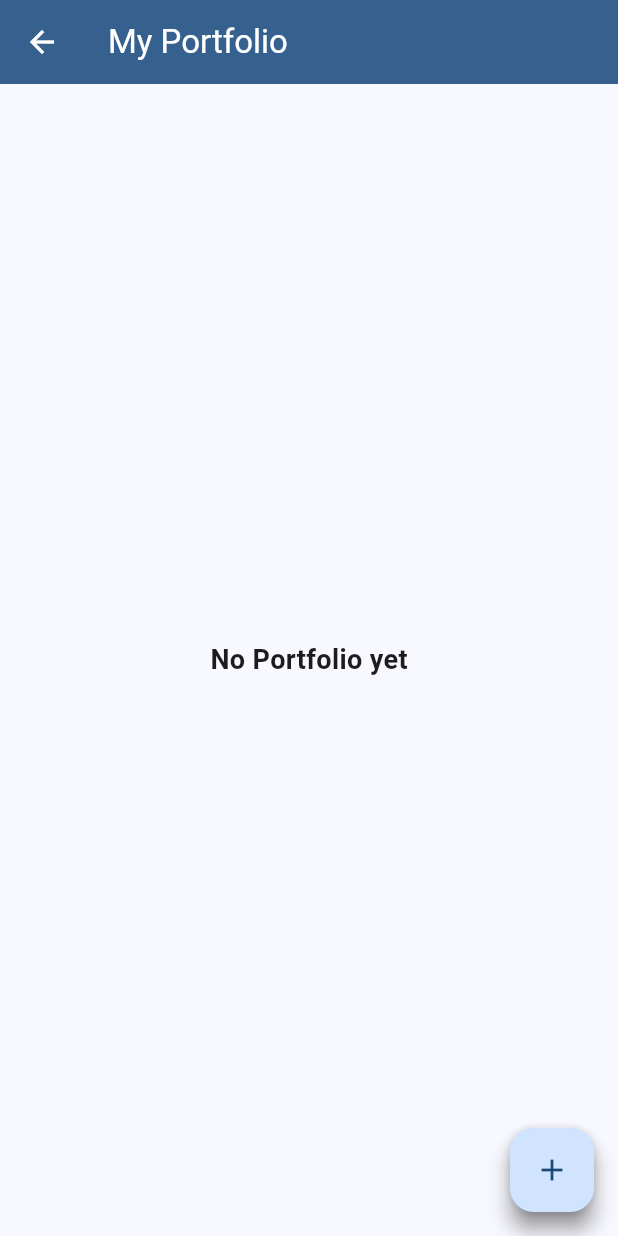
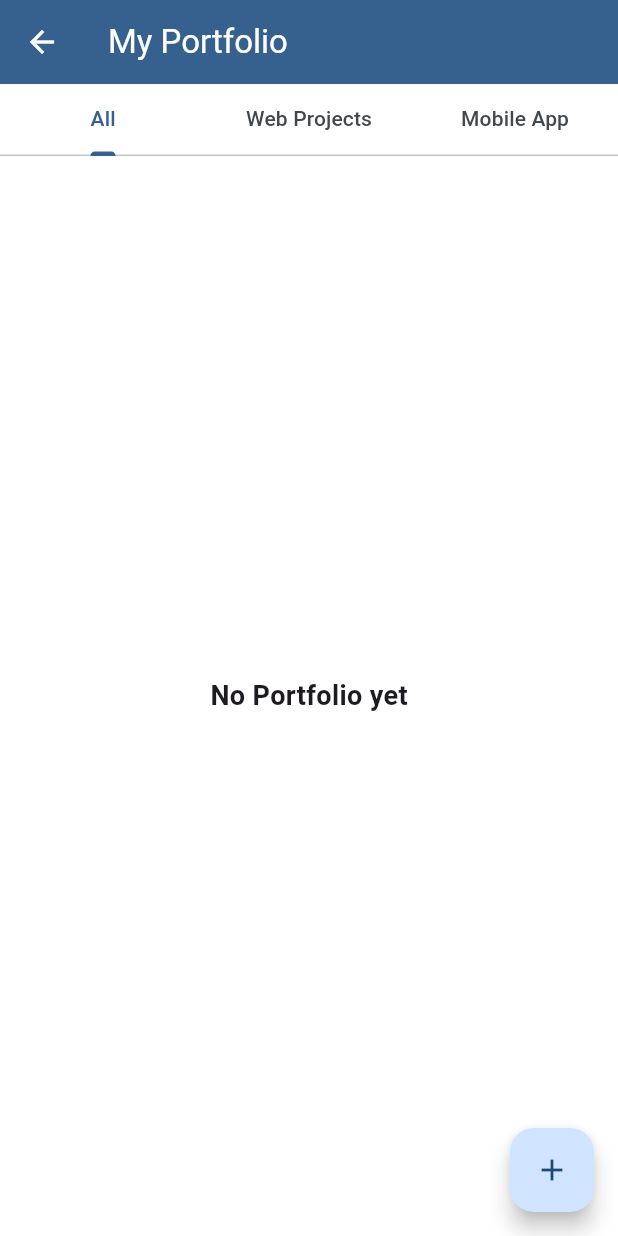
Before and after one commit to hidayattresnadi/Flutter_Project, a Flutter app: the screen it shows after launch, scrolled down 174 dp, after a tap on the "chevron right" icon, on a phone screen of 412 x 824 dp. Run offline on Flutter 3.47's test engine with Material 3 defaults, Android fonts, the phone set to English and light mode, and no system bars; our stand-ins replace fluttertoast, google_fonts, image_picker.

Commit message:
Add Routes and tabs at portfolio screen

```diff
--- a/my_portfolio_app/lib/main.dart
+++ b/my_portfolio_app/lib/main.dart
@@ -2,6 +2,7 @@ import 'package:flutter/material.dart';
 import 'package:google_fonts/google_fonts.dart';
 import 'package:my_portfolio_app/provider/profile_provider.dart';
 import 'package:my_portfolio_app/provider/project_provider.dart';
+import 'package:my_portfolio_app/routes.dart';
 import 'package:my_portfolio_app/screens/contact_screen.dart';
 import 'package:my_portfolio_app/screens/edit_profile_screen.dart';
 import 'package:my_portfolio_app/screens/portfolio_screen.dart';
@@ -20,8 +21,6 @@ void main() {
   );
 }
 
-final PageController _pageController = PageController();
-
 class MyApp extends StatelessWidget {
   const MyApp({super.key});
 
@@ -30,6 +29,7 @@ class MyApp extends StatelessWidget {
     return MaterialApp(
       debugShowCheckedModeBanner: false,
       home: MainScreen(),
+      onGenerateRoute: AppRoutes.generateRoute,
       theme: ThemeData(
         colorScheme: ColorScheme.fromSeed(seedColor: Colors.blue),
         useMaterial3: true,
@@ -48,6 +48,7 @@ class MainScreen extends StatefulWidget {
 
 class _MainScreenState extends State<MainScreen> {
   late int _currentIndex;
+  int _portfolioTabIndex = 0; // <- simpan index tab portfolio
   late PageController _pageController;
 
   @override
@@ -63,15 +64,22 @@ class _MainScreenState extends State<MainScreen> {
     super.dispose();
   }
 
-  final List<Widget> _screens = [
-    ProfileScreen(),
-    PortfolioScreen(withScaffold: false),
-    ContactScreen(),
-  ];
   final List<String> _titles = ['Profile', 'My Portfolio', 'My Contact'];
 
   @override
   Widget build(BuildContext context) {
+    final List<Widget> screens = [
+      ProfileScreen(),
+      PortfolioScreen(
+        withScaffold: false,
+        onTabChanged: (index) {
+          setState(() {
+            _portfolioTabIndex = index;
+          });
+        },
+      ),
+      ContactScreen(),
+    ];
     return Scaffold(
       backgroundColor: Colors.white,
       appBar: AppBar(
@@ -87,19 +95,9 @@ class _MainScreenState extends State<MainScreen> {
             IconButton(
               icon: const Icon(Icons.edit),
               onPressed: () {
-                final profile = context.read<ProfileProvider>().profile;
                 Navigator.push(
                   context,
-                  MaterialPageRoute(
-                    builder: (context) => EditProfileScreen(
-                      name: profile.name,
-                      profession: profile.profession,
-                      email: profile.email,
-                      phone: profile.phone,
-                      address: profile.address,
-                      bio: profile.bio,
-                    ),
-                  ),
+                  MaterialPageRoute(builder: (context) => EditProfileScreen()),
                 );
               },
             ),
@@ -110,9 +108,12 @@ class _MainScreenState extends State<MainScreen> {
         onPageChanged: (index) {
           setState(() {
             _currentIndex = index;
+            if (index == 1) {
+              _portfolioTabIndex = 0; // reset ke tab awal
+            }
           });
         },
-        children: _screens, // list of widgets
+        children: screens, // list of widgets
       ),
 
       bottomNavigationBar: BottomNavigationBar(
@@ -138,6 +139,40 @@ class _MainScreenState extends State<MainScreen> {
           ),
         ],
       ),
+      floatingActionButton: _currentIndex == 1 && _portfolioTabIndex == 0
+          ? FloatingActionButton(
+              onPressed: () {
+                Navigator.pushNamed(context, AppRoutes.addPortfolio);
+              },
+              child: const Icon(Icons.add),
+            )
+          : null,
+      drawer: Drawer(
+        child: ListView(
+          padding: EdgeInsets.zero,
+          children: [
+            DrawerHeader(
+              decoration: BoxDecoration(
+                color: Theme.of(context).colorScheme.primary,
+              ),
+              child: Text(
+                'Drawer Menu',
+                style: TextStyle(color: Colors.white, fontSize: 24),
+              ),
+            ),
+            ListTile(
+              leading: Icon(Icons.settings),
+              title: Text('SettingsPage'),
+              onTap: () => Navigator.pushNamed(context, AppRoutes.settingPage),
+            ),
+            ListTile(
+              leading: Icon(Icons.info),
+              title: Text('AboutPage'),
+              onTap: () => Navigator.pushNamed(context, AppRoutes.aboutPage),
+            ),
+          ],
+        ),
+      ),
     );
   }
 }
--- a/my_portfolio_app/lib/provider/project_provider.dart
+++ b/my_portfolio_app/lib/provider/project_provider.dart
@@ -82,6 +82,5 @@ class ProjectFormProvider with ChangeNotifier {
     linkController.clear();
     techController.clear();
     _imageError = null;
-    notifyListeners();
   }
 }
--- /dev/null
+++ b/my_portfolio_app/lib/routes.dart
@@ -0,0 +1,34 @@
+import 'package:flutter/material.dart';
+import 'package:my_portfolio_app/main.dart';
+import 'package:my_portfolio_app/screens/about_screen.dart';
+import 'package:my_portfolio_app/screens/add_portfolio_form.dart';
+import 'package:my_portfolio_app/screens/edit_profile_screen.dart';
+import 'package:my_portfolio_app/screens/portfolio_screen.dart';
+import 'package:my_portfolio_app/screens/settings_screen.dart';
+
+class AppRoutes {
+  static const settingPage = '/settings';
+  static const aboutPage = '/about';
+  static const editProfile = '/edit_profile';
+  static const addPortfolio = '/add_portfolio';
+  static const portfolioList = '/list_portfolio';
+
+  static Route<dynamic> generateRoute(RouteSettings settings) {
+    switch (settings.name) {
+      case settingPage:
+        return MaterialPageRoute(builder: (_) => SettingsScreen());
+      case aboutPage:
+        return MaterialPageRoute(builder: (_) => AboutScreen());
+      case editProfile:
+        return MaterialPageRoute(builder: (_) => EditProfileScreen());
+      case addPortfolio:
+        return MaterialPageRoute(builder: (_) => PortfolioFormScreen());
+      case portfolioList:
+        return MaterialPageRoute(
+          builder: (_) => PortfolioScreen(withScaffold: true),
+        );
+      default:
+        return MaterialPageRoute(builder: (_) => MainScreen());
+    }
+  }
+}
--- a/my_portfolio_app/lib/screens/portfolio_screen.dart
+++ b/my_portfolio_app/lib/screens/portfolio_screen.dart
@@ -3,7 +3,7 @@ import 'dart:io';
 import 'package:flutter/material.dart';
 import 'package:my_portfolio_app/models/project_model.dart';
 import 'package:my_portfolio_app/provider/project_provider.dart';
-import 'package:my_portfolio_app/screens/add_portfolio_form.dart';
+import 'package:my_portfolio_app/routes.dart';
 import 'package:provider/provider.dart';
 import 'package:flutter_staggered_grid_view/flutter_staggered_grid_view.dart';
 import 'package:google_fonts/google_fonts.dart';
@@ -95,20 +95,52 @@ Widget buildProjectCard(BuildContext context, Project project) {
   );
 }
 
-class PortfolioScreen extends StatelessWidget {
+class PortfolioScreen extends StatefulWidget {
   final bool withScaffold;
-  const PortfolioScreen({this.withScaffold = false, super.key});
+  final ValueChanged<int>? onTabChanged;
+
+  const PortfolioScreen({
+    this.withScaffold = false,
+    this.onTabChanged,
+    super.key,
+  });
+
+  @override
+  State<PortfolioScreen> createState() => _PortfolioScreenState();
+}
+
+class _PortfolioScreenState extends State<PortfolioScreen> {
+  int _currentIndex = 0;
 
   @override
   Widget build(BuildContext context) {
     final projects = context.watch<ProjectFormProvider>().projects;
-    return withScaffold == true
-        ? portFolioScaffold(context: context, projects: projects)
-        : buildPortfolioBody(context: context, projects: projects);
+
+    return widget.withScaffold
+        ? portFolioScaffold(
+            context: context,
+            projects: projects,
+            currentIndex: _currentIndex,
+            onTabChanged: (index) {
+              setState(() {
+                _currentIndex = index;
+              });
+            },
+          )
+        : buildPortfolioBody(
+            context: context,
+            projects: projects,
+            onTabChanged: widget.onTabChanged,
+          );
   }
 }
 
-Widget portFolioScaffold({context, projects}) {
+Widget portFolioScaffold({
+  required BuildContext context,
+  required List projects,
+  required int currentIndex,
+  required Function(int) onTabChanged,
+}) {
   return Scaffold(
     backgroundColor: Colors.white,
     appBar: AppBar(
@@ -116,25 +148,81 @@ Widget portFolioScaffold({context, projects}) {
       backgroundColor: Theme.of(context).colorScheme.primary,
       foregroundColor: Colors.white,
     ),
-    body: buildPortfolioBody(context: context, projects: projects),
-    floatingActionButton: FloatingActionButton(
+    body: buildPortfolioBody(
+      context: context,
+      projects: projects,
+      onTabChanged: onTabChanged,
+    ),
+    floatingActionButton: currentIndex == 0
+        ? FloatingActionButton(
             onPressed: () {
-        // Navigasi ke AddPortfolioScreen
-        Navigator.push(
+              Navigator.pushNamed(context, AppRoutes.addPortfolio);
+            },
+            child: const Icon(Icons.add),
+          )
+        : null,
+  );
+}
+
+Widget buildPortfolioBody({
   context,
-          MaterialPageRoute(builder: (context) => const PortfolioFormScreen()),
+  projects,
+  ValueChanged<int>? onTabChanged,
+}) {
+  return DefaultTabController(
+    length: 3,
+    child: Builder(
+      builder: (context) {
+        final controller = DefaultTabController.of(context);
+        controller.addListener(() {
+          if (!controller.indexIsChanging && onTabChanged != null) {
+            onTabChanged(controller.index); // kirim index balik
+          }
+        });
+
+        return Column(
+          children: [
+            const TabBar(
+              tabs: [
+                Tab(text: 'All'),
+                Tab(text: 'Web Projects'),
+                Tab(text: 'Mobile App'),
+              ],
+            ),
+            Expanded(
+              child: TabBarView(
+                children: [
+                  buildProjectGrid(context: context, projects: projects),
+                  buildProjectGrid(
+                    context: context,
+                    projects: projects
+                        .where((p) => p.category == 'Web Development')
+                        .toList(),
+                  ),
+                  buildProjectGrid(
+                    context: context,
+                    projects: projects
+                        .where((p) => p.category == 'Mobile App')
+                        .toList(),
+                  ),
+                ],
+              ),
+            ),
+          ],
         );
       },
-      child: const Icon(Icons.add),
     ),
   );
 }
 
-Widget buildPortfolioBody({context, projects}) {
+Widget buildProjectGrid({
+  required BuildContext context,
+  required List projects,
+}) {
   return LayoutBuilder(
     builder: (context, constraints) {
       final screenWidth = constraints.maxWidth;
-      // final crossAxisCount = screenWidth < 600 ? 1 : 2;
+
       int crossAxisCount;
       if (screenWidth < 600) {
         crossAxisCount = 1; // HP
@@ -143,13 +231,13 @@ Widget buildPortfolioBody({context, projects}) {
       } else {
         crossAxisCount = 3; // Desktop
       }
+
       final spacing = 16 * (crossAxisCount - 1);
       final itemWidth = (screenWidth - spacing) / crossAxisCount;
       final itemHeight = 501.0; // tinggi fix
       final childAspectRatio = itemWidth / itemHeight;
 
-      return Scaffold(
-        body: projects.length > 0
+      return projects.isNotEmpty
           ? SingleChildScrollView(
               padding: const EdgeInsets.all(16),
               child: MasonryGridView.count(
@@ -157,7 +245,7 @@ Widget buildPortfolioBody({context, projects}) {
                 mainAxisSpacing: 16,
                 crossAxisSpacing: 16,
                 shrinkWrap: true,
-                  physics: NeverScrollableScrollPhysics(),
+                physics: const NeverScrollableScrollPhysics(),
                 itemCount: projects.length,
                 itemBuilder: (context, index) =>
                     buildProjectCard(context, projects[index]),
@@ -179,24 +267,10 @@ Widget buildPortfolioBody({context, projects}) {
               //   },
               // ),
             )
-            : Center(
+          : const Center(
               child: Text(
                 'No Portfolio yet',
                 style: TextStyle(fontSize: 18, fontWeight: FontWeight.bold),
-                ),
-              ),
-
-        floatingActionButton: FloatingActionButton(
-          onPressed: () {
-            // Navigasi ke AddPortfolioScreen
-            Navigator.push(
-              context,
-              MaterialPageRoute(
-                builder: (context) => const PortfolioFormScreen(),
-              ),
-            );
-          },
-          child: const Icon(Icons.add),
               ),
             );
     },
--- a/my_portfolio_app/lib/screens/profile_screen.dart
+++ b/my_portfolio_app/lib/screens/profile_screen.dart
@@ -1,6 +1,6 @@
 import 'package:flutter/material.dart';
 import 'package:my_portfolio_app/provider/profile_provider.dart';
-import 'package:my_portfolio_app/screens/portfolio_screen.dart';
+import 'package:my_portfolio_app/routes.dart';
 import 'package:provider/provider.dart';
 
 class ProfileScreen extends StatelessWidget {
@@ -91,12 +91,7 @@ Widget buildMyPortfolio(BuildContext context) {
               ),
               GestureDetector(
                 onTap: () {
-                  Navigator.push(
-                    context,
-                    MaterialPageRoute(
-                      builder: (context) => PortfolioScreen(withScaffold: true),
-                    ),
-                  );
+                  Navigator.pushNamed(context, AppRoutes.portfolioList);
                 },
                 child: Icon(Icons.chevron_right_rounded, color: Colors.white),
               ),
```
Also changed, not shown: my_portfolio_app/lib/provider/profile_provider.dart (+34 -14 lines), my_portfolio_app/lib/screens/about_screen.dart (added, +25 -0 lines), my_portfolio_app/lib/screens/add_portfolio_form.dart (+14 -3 lines), my_portfolio_app/lib/screens/edit_profile_screen.dart (+26 -58 lines), my_portfolio_app/lib/screens/settings_screen.dart (added, +25 -0 lines). Lines whose indentation alone changed are shown as unchanged.
